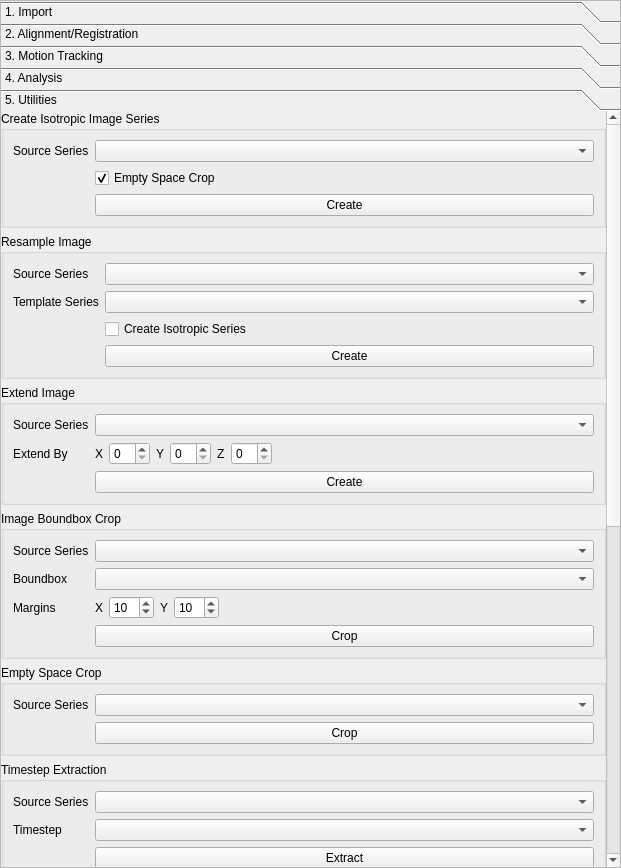
Before: the Qt Designer form src/ui/CardiacMotionProp.ui in ericspod/Eidolon, drawn with Qt 5.
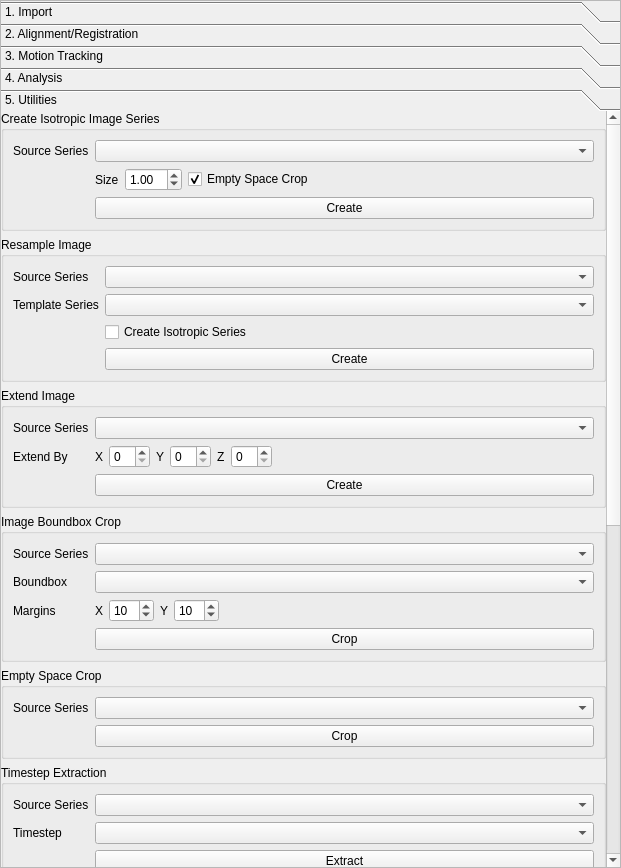
After: the same form once the commit is applied. The open tabs and pages were chosen to show the change.

Patch:
```diff
--- a/src/ui/CardiacMotionProp.ui
+++ b/src/ui/CardiacMotionProp.ui
@@ -1223,23 +1223,6 @@
            </widget>
           </item>
           <item row="2" column="0">
-           <widget class="QLabel" name="label_52">
-            <property name="text">
-             <string>Image Object</string>
-            </property>
-           </widget>
-          </item>
-          <item row="2" column="1">
-           <widget class="QComboBox" name="strainImgBox">
-            <property name="sizePolicy">
-             <sizepolicy hsizetype="Expanding" vsizetype="Fixed">
-              <horstretch>0</horstretch>
-              <verstretch>0</verstretch>
-             </sizepolicy>
-            </property>
-           </widget>
-          </item>
-          <item row="3" column="0">
            <widget class="QLabel" name="label_53">
             <property name="text">
              <string>AHA Field</string>
@@ -1642,7 +1625,7 @@
         <x>0</x>
         <y>0</y>
         <width>606</width>
-        <height>1507</height>
+        <height>1532</height>
        </rect>
       </property>
       <property name="sizePolicy">
@@ -1684,20 +1667,7 @@
             </property>
            </widget>
           </item>
-          <item row="2" column="1">
-           <widget class="QCheckBox" name="emptyCropBox">
-            <property name="enabled">
-             <bool>true</bool>
-            </property>
-            <property name="text">
-             <string>Empty Space Crop</string>
-            </property>
-            <property name="checked">
-             <bool>true</bool>
-            </property>
-           </widget>
-          </item>
-          <item row="3" column="1">
+          <item row="6" column="1">
            <widget class="QPushButton" name="isoCreateButton">
             <property name="sizePolicy">
              <sizepolicy hsizetype="Expanding" vsizetype="Fixed">
@@ -1710,6 +1680,59 @@
             </property>
            </widget>
           </item>
+          <item row="4" column="1">
+           <layout class="QHBoxLayout" name="horizontalLayout_20">
+            <property name="topMargin">
+             <number>0</number>
+            </property>
+            <item>
+             <widget class="QLabel" name="label_52">
+              <property name="text">
+               <string>Size</string>
+              </property>
+             </widget>
+            </item>
+            <item>
+             <widget class="QDoubleSpinBox" name="isoSizeBox">
+              <property name="minimum">
+               <double>0.010000000000000</double>
+              </property>
+              <property name="singleStep">
+               <double>0.100000000000000</double>
+              </property>
+              <property name="value">
+               <double>1.000000000000000</double>
+              </property>
+             </widget>
+            </item>
+            <item>
+             <widget class="QCheckBox" name="emptyCropBox">
+              <property name="enabled">
+               <bool>true</bool>
+              </property>
+              <property name="text">
+               <string>Empty Space Crop</string>
+              </property>
+              <property name="checked">
+               <bool>true</bool>
+              </property>
+             </widget>
+            </item>
+            <item>
+             <spacer name="horizontalSpacer_8">
+              <property name="orientation">
+               <enum>Qt::Horizontal</enum>
+              </property>
+              <property name="sizeHint" stdset="0">
+               <size>
+                <width>40</width>
+                <height>20</height>
+               </size>
+              </property>
+             </spacer>
+            </item>
+           </layout>
+          </item>
          </layout>
         </widget>
        </item>
@@ -1719,6 +1742,9 @@
           <string>Resample Image</string>
          </property>
          <layout class="QFormLayout" name="formLayout_17">
+          <property name="fieldGrowthPolicy">
+           <enum>QFormLayout::AllNonFixedFieldsGrow</enum>
+          </property>
           <item row="0" column="0">
            <widget class="QLabel" name="label_63">
             <property name="text">
```
Left out of the diff: 48 changed lines with no effect on the pictures.
